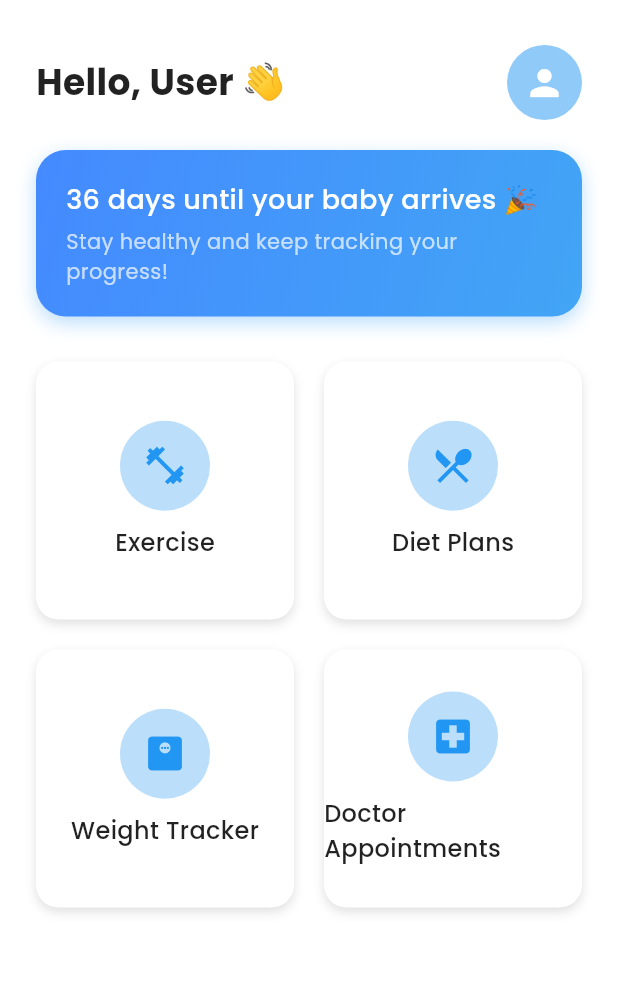
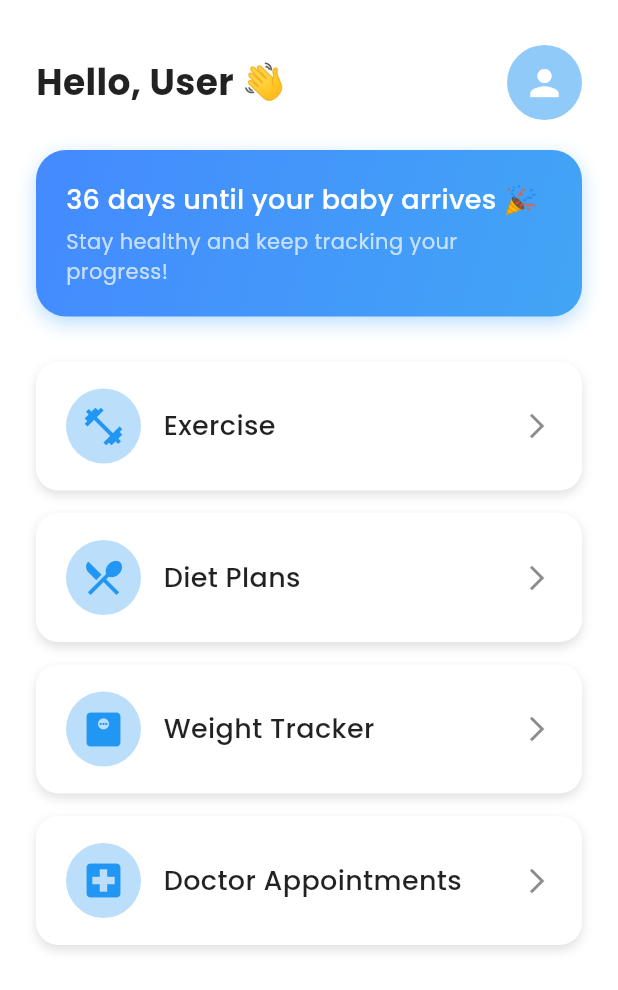
Before and after one commit to Adhya5976/Maternity-App-Flutter, a Flutter app: the HomeScreen screen opened directly, on a phone screen of 412 x 824 dp. Shown: the top 990 px of the screen. Run offline on Flutter 3.47's test engine with Material 3 defaults, Android fonts, the phone set to English and light mode, and no system bars; our stand-ins replace firebase_core, google_fonts, lottie, supabase_flutter, syncfusion_flutter_gauges, table_calendar; accounts and stored records are empty.

Commit message:
user ui list

```diff
--- a/Project/user_maternityapp/lib/homepage.dart
+++ b/Project/user_maternityapp/lib/homepage.dart
@@ -18,7 +18,7 @@ class HomeScreen extends StatelessWidget {
               const SizedBox(height: 20),
               _buildCountdownCard(),
               const SizedBox(height: 30),
-              _buildFeatureGrid(),
+              _buildFeatureRow(),
             ],
           ),
         ),
@@ -90,24 +90,23 @@ class HomeScreen extends StatelessWidget {
     );
   }
 
-  Widget _buildFeatureGrid() {
-    return Expanded(
-      child: GridView.count(
-        crossAxisCount: 2,
-        mainAxisSpacing: 20,
-        crossAxisSpacing: 20,
+  Widget _buildFeatureRow() {
+    return Column(
       children: [
         _buildFeatureCard(Icons.fitness_center, 'Exercise'),
+        const SizedBox(height: 15),
         _buildFeatureCard(Icons.restaurant_menu, 'Diet Plans'),
+        const SizedBox(height: 15),
         _buildFeatureCard(Icons.monitor_weight, 'Weight Tracker'),
+        const SizedBox(height: 15),
         _buildFeatureCard(Icons.local_hospital, 'Doctor Appointments'),
       ],
-      ),
     );
   }
 
   Widget _buildFeatureCard(IconData icon, String title) {
     return Container(
+      padding: const EdgeInsets.symmetric(vertical: 18, horizontal: 20),
       decoration: BoxDecoration(
         color: Colors.white,
         borderRadius: BorderRadius.circular(15),
@@ -119,23 +118,25 @@ class HomeScreen extends StatelessWidget {
           ),
         ],
       ),
-      child: Column(
-        mainAxisAlignment: MainAxisAlignment.center,
+      child: Row(
         children: [
           CircleAvatar(
-            radius: 30,
+            radius: 25,
             backgroundColor: Colors.blue.shade100,
             child: Icon(icon, color: Colors.blue, size: 30),
           ),
-          const SizedBox(height: 10),
-          Text(
+          const SizedBox(width: 15),
+          Expanded(
+            child: Text(
               title,
               style: GoogleFonts.poppins(
-              fontSize: 16,
+                fontSize: 18,
                 fontWeight: FontWeight.w500,
                 color: Colors.black87,
               ),
             ),
+          ),
+          const Icon(Icons.arrow_forward_ios, color: Colors.black45, size: 20),
         ],
       ),
     );
```
Lines whose indentation alone changed are shown as unchanged.
